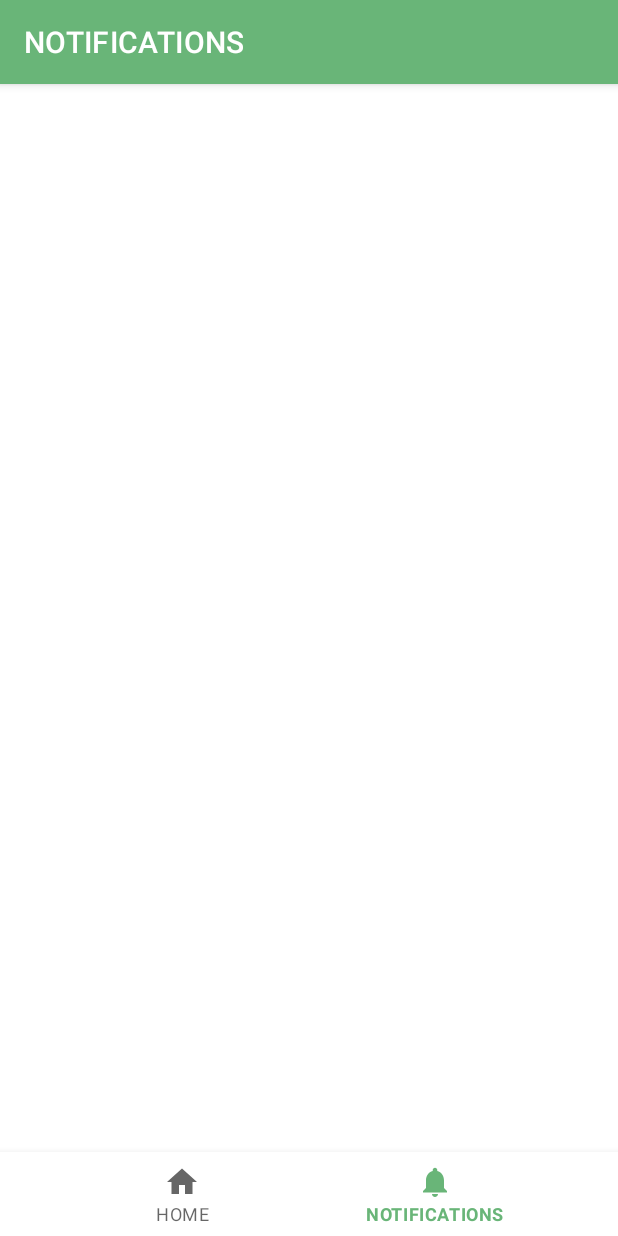
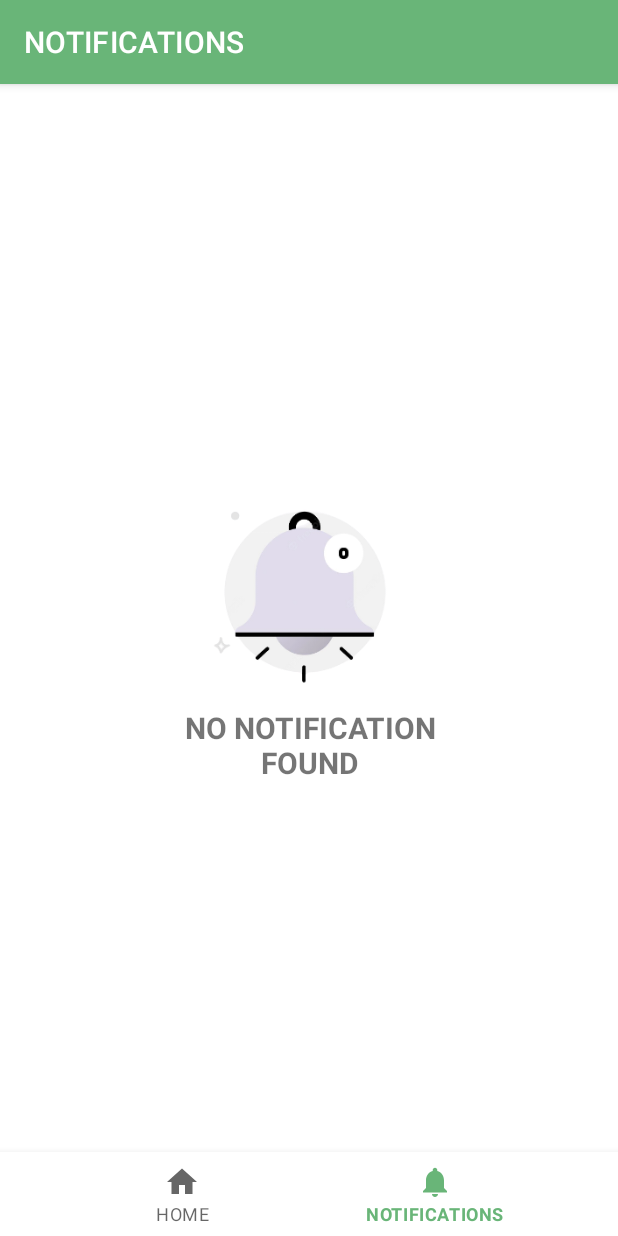
Before and after one commit to SchifName/MyGarage, an Android app: the NotificationsFragment screen opened through its navigation route, on a phone screen of 412 x 824 dp. Run offline under Robolectric (Android 15) with nearby library versions, the phone set to English and light mode, and no system bars; our stand-ins replace Picasso, navigation-ui; libraries missing offline, so code that uses them is left out: it.xabaras.android; pictures from the network do not load.

Commit message:
no notification image and text added, and bug fixes

```diff
--- a/app/src/main/java/com/example/mygarage/ui/notifications/NotificationsFragment.kt
+++ b/app/src/main/java/com/example/mygarage/ui/notifications/NotificationsFragment.kt
@@ -4,7 +4,6 @@ import android.os.Bundle
 import android.view.LayoutInflater
 import android.view.View
 import android.view.ViewGroup
-import androidx.core.view.isVisible
 import androidx.fragment.app.Fragment
 import androidx.fragment.app.viewModels
 import androidx.recyclerview.widget.ItemTouchHelper
@@ -41,9 +40,10 @@ class NotificationsFragment : Fragment() {
         val adapter = NotificationListAdapter()
 
 
-        val notificationSwipeGesture = object : NotificationSwipeGesture(){
+        val notificationSwipeGesture = object : NotificationSwipeGesture() {
             override fun onSwiped(viewHolder: RecyclerView.ViewHolder, direction: Int) {
-                val notification = notificationViewModel.allNotification.value?.get(viewHolder.absoluteAdapterPosition)
+                val notification =
+                    notificationViewModel.allNotification.value?.get(viewHolder.absoluteAdapterPosition)
                 if (notification != null) {
                     notificationViewModel.deleteNotification(notification)
                 }
@@ -57,9 +57,14 @@ class NotificationsFragment : Fragment() {
             notificationSelected.let {
                 adapter.submitList(it)
                 if (it.isNotEmpty())
-                    binding.swipeDelete?.visibility = View.VISIBLE
-                else
-                    binding.swipeDelete?.visibility = View.GONE
+                {
+                    binding.notificationFoundConstraintLayout.visibility = View.VISIBLE
+                    binding.notificationNotFoundConstraintLayout.visibility = View.GONE
+                }else{
+                    binding.notificationFoundConstraintLayout.visibility = View.GONE
+                    binding.notificationNotFoundConstraintLayout.visibility = View.VISIBLE
+                }
+
             }
         }
 
--- a/app/src/main/res/layout-sw600dp/car_item.xml
+++ b/app/src/main/res/layout-sw600dp/car_item.xml
@@ -99,8 +99,9 @@
 
             <ImageView
                 android:id="@+id/car_logo"
-                android:layout_width="180dp"
-                android:layout_height="100dp"
+                android:layout_width="160dp"
+                android:layout_height="120dp"
+                android:layout_marginEnd="8dp"
                 android:scaleType="fitXY"
                 app:layout_constraintBottom_toBottomOf="parent"
                 app:layout_constraintEnd_toEndOf="parent"
--- a/app/src/main/res/layout-sw600dp/fragment_home.xml
+++ b/app/src/main/res/layout-sw600dp/fragment_home.xml
@@ -22,9 +22,9 @@
         android:layout_width="wrap_content"
         android:layout_height="wrap_content"
         android:layout_gravity="bottom|end"
-        app:fabCustomSize="55dp"
-        android:layout_margin="50dp"
-        android:layout_marginEnd="50dp"
+        app:fabCustomSize="76dp"
+        app:maxImageSize="42dp"
+        android:layout_margin="30dp"
         android:contentDescription="@string/new_car_content_description"
         android:src="@drawable/ic_baseline_add_24"
         app:layout_constraintBottom_toBottomOf="parent"
--- a/app/src/main/res/layout-sw600dp/fragment_notifications.xml
+++ b/app/src/main/res/layout-sw600dp/fragment_notifications.xml
@@ -6,7 +6,10 @@
     android:layout_width="match_parent"
     android:layout_height="match_parent"
     tools:context=".ui.notifications.NotificationsFragment">
-
+    <androidx.constraintlayout.widget.ConstraintLayout
+        android:id="@+id/notification_found_constraint_layout"
+        android:layout_width="match_parent"
+        android:layout_height="match_parent">
         <androidx.recyclerview.widget.RecyclerView
             android:id="@+id/recycler_view"
             android:layout_width="match_parent"
@@ -31,5 +34,35 @@
             app:layout_constraintEnd_toEndOf="parent"
             app:layout_constraintStart_toStartOf="parent"
             app:layout_constraintTop_toTopOf="parent" />
+    </androidx.constraintlayout.widget.ConstraintLayout>
+
+    <androidx.constraintlayout.widget.ConstraintLayout
+        android:id="@+id/notification_not_found_constraint_layout"
+        android:layout_width="match_parent"
+        android:layout_height="match_parent">
+
+        <ImageView
+            android:id="@+id/bell_notification_image"
+            android:layout_width="400dp"
+            android:layout_height="400dp"
+            android:layout_marginBottom="64dp"
+            android:src="@drawable/no_notification_bell"
+            app:layout_constraintBottom_toBottomOf="parent"
+            app:layout_constraintEnd_toEndOf="parent"
+            app:layout_constraintStart_toStartOf="parent"
+            app:layout_constraintTop_toTopOf="parent" />
+
+        <TextView
+            android:id="@+id/no_notification_found"
+            android:layout_width="450dp"
+            android:layout_height="wrap_content"
+            android:text="NO NOTIFICATION FOUND"
+            android:textAlignment="center"
+            android:textSize="40sp"
+            android:textStyle="bold"
+            app:layout_constraintEnd_toEndOf="@+id/bell_notification_image"
+            app:layout_constraintStart_toStartOf="@+id/bell_notification_image"
+            app:layout_constraintTop_toBottomOf="@+id/bell_notification_image" />
+    </androidx.constraintlayout.widget.ConstraintLayout>
 
 </androidx.constraintlayout.widget.ConstraintLayout>
--- a/app/src/main/res/layout/fragment_notifications.xml
+++ b/app/src/main/res/layout/fragment_notifications.xml
@@ -6,6 +6,11 @@
     android:layout_width="match_parent"
     android:layout_height="match_parent"
     tools:context=".ui.notifications.NotificationsFragment">
+
+    <androidx.constraintlayout.widget.ConstraintLayout
+        android:id="@+id/notification_found_constraint_layout"
+        android:layout_width="match_parent"
+        android:layout_height="match_parent">
 
         <androidx.recyclerview.widget.RecyclerView
             android:id="@+id/recycler_view"
@@ -33,3 +38,34 @@
             app:layout_constraintTop_toTopOf="parent" />
 
     </androidx.constraintlayout.widget.ConstraintLayout>
+
+    <androidx.constraintlayout.widget.ConstraintLayout
+        android:id="@+id/notification_not_found_constraint_layout"
+        android:layout_width="match_parent"
+        android:layout_height="match_parent">
+
+        <ImageView
+            android:id="@+id/bell_notification_image"
+            android:layout_width="150dp"
+            android:layout_height="150dp"
+            android:layout_marginBottom="32dp"
+            android:src="@drawable/no_notification_bell"
+            app:layout_constraintBottom_toBottomOf="parent"
+            app:layout_constraintEnd_toEndOf="parent"
+            app:layout_constraintStart_toStartOf="parent"
+            app:layout_constraintTop_toTopOf="parent" />
+
+        <TextView
+            android:id="@+id/no_notification_found"
+            android:layout_width="200dp"
+            android:layout_height="wrap_content"
+            android:text="NO NOTIFICATION FOUND"
+            android:textAlignment="center"
+            android:textSize="20sp"
+            android:textStyle="bold"
+            app:layout_constraintEnd_toEndOf="@+id/bell_notification_image"
+            app:layout_constraintStart_toStartOf="@+id/bell_notification_image"
+            app:layout_constraintTop_toBottomOf="@+id/bell_notification_image" />
+    </androidx.constraintlayout.widget.ConstraintLayout>
+
+</androidx.constraintlayout.widget.ConstraintLayout>
```
Also changed, not shown: app/src/main/res/layout-sw600dp-land/fragment_car_detail.xml (+17 -10 lines), app/src/main/res/drawable-nodpi/no_notification_bell.png (added). Lines whose indentation alone changed are shown as unchanged.
